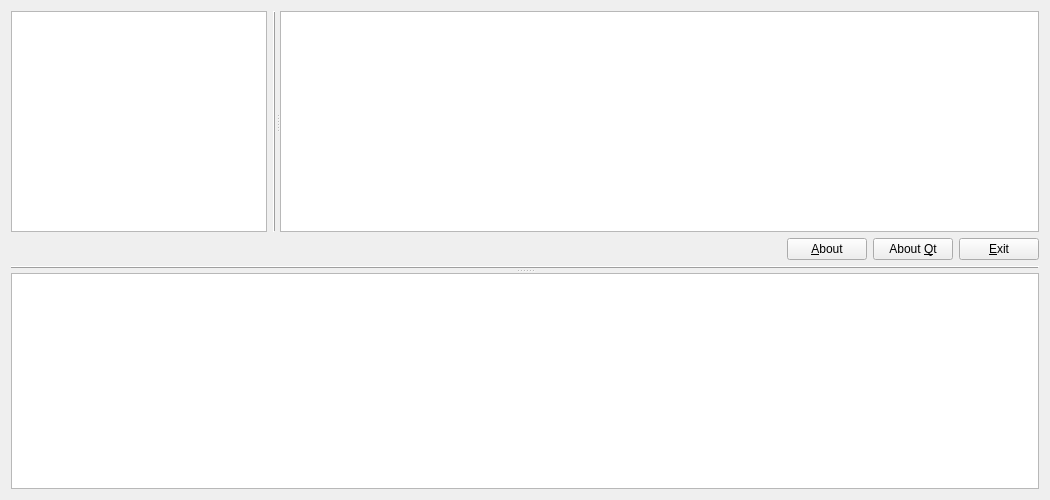
olgerd27/files_informer, file main_window.ui: the form before one commit.
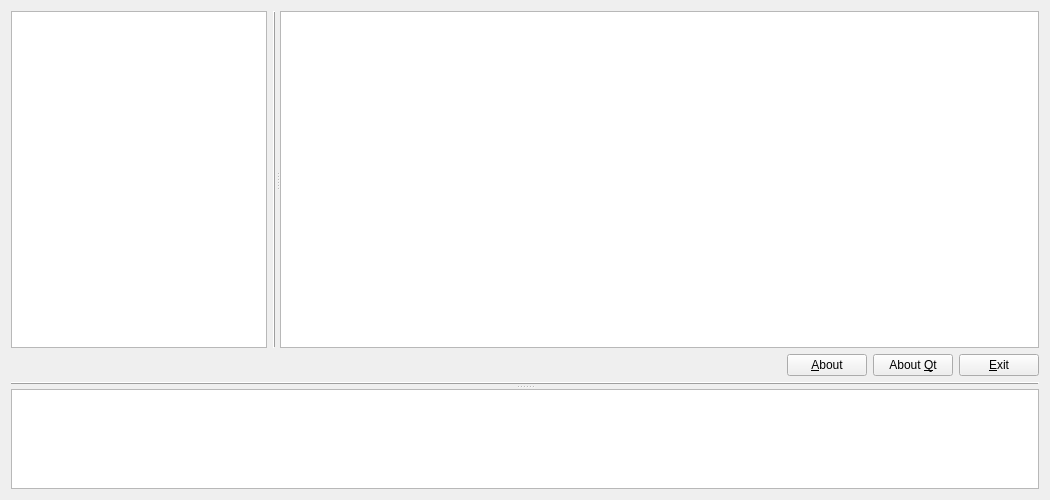
The form after the commit. Custom widgets are drawn as their Qt base class.

Commit message: Implement the showing of the summary information about selected files in the bottom list view.

```diff
--- a/main_window.ui
+++ b/main_window.ui
@@ -155,7 +155,20 @@
        </item>
       </layout>
      </widget>
-     <widget class="QListView" name="m_belowListSummary"/>
+     <widget class="QListView" name="m_bottomListSummary">
+      <property name="sizePolicy">
+       <sizepolicy hsizetype="Expanding" vsizetype="Expanding">
+        <horstretch>0</horstretch>
+        <verstretch>0</verstretch>
+       </sizepolicy>
+      </property>
+      <property name="maximumSize">
+       <size>
+        <width>16777215</width>
+        <height>100</height>
+       </size>
+      </property>
+     </widget>
     </widget>
    </item>
   </layout>
```
The commit also changes 11 other files.
